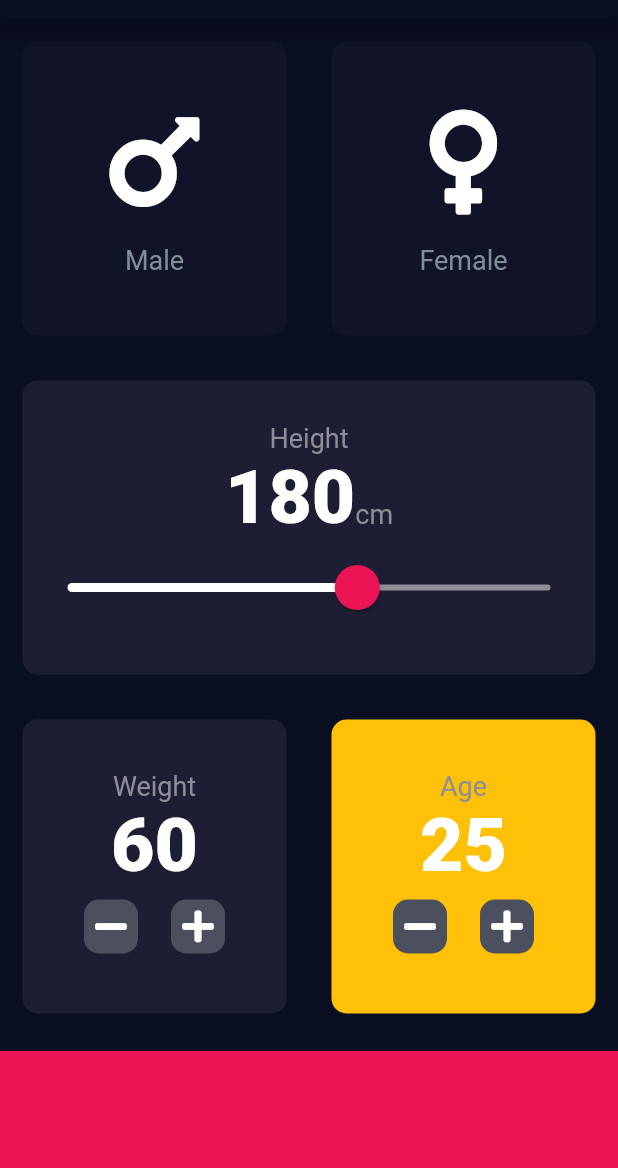
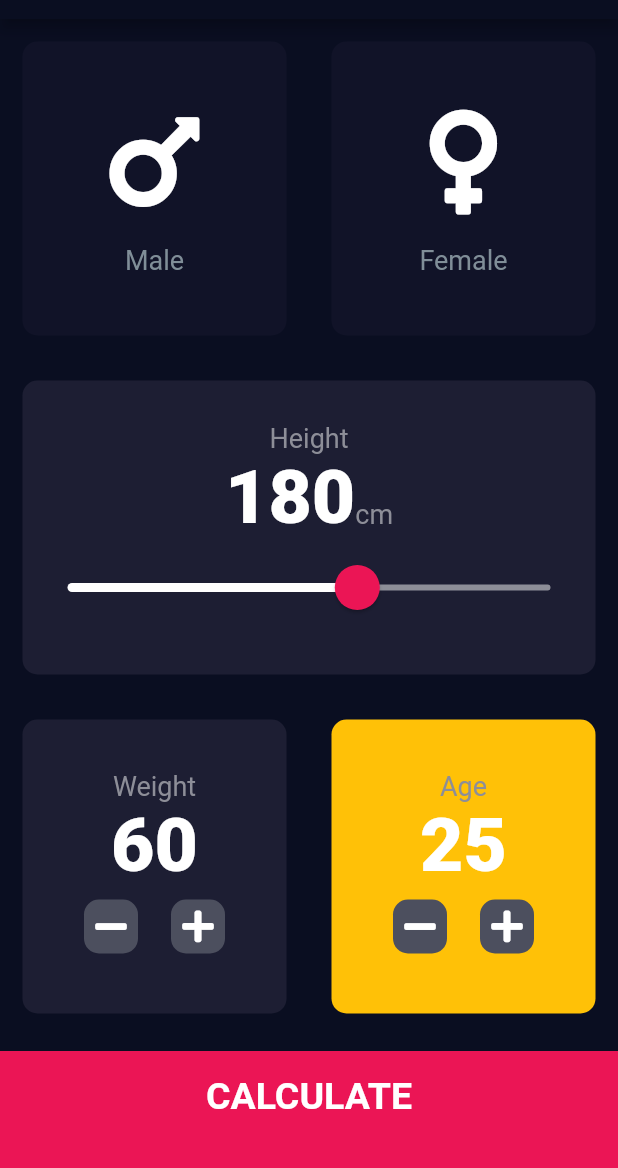
Before and after one commit to forhadulislam/bmi, a Flutter app: the screen it shows after launch, on a phone screen of 412 x 824 dp, the part 65-1233 px from its top. Run offline on Flutter 3.47's test engine with Material 2 defaults, Android fonts, the phone set to English and light mode, and no system bars; our stand-ins replace font_awesome_flutter.

Commit message:
updated interfaces and logics

```diff
--- /dev/null
+++ b/lib/components/bottom_button.dart
@@ -0,0 +1,29 @@
+import 'package:flutter/material.dart';
+import '../constants.dart';
+
+class BottomButton extends StatelessWidget {
+  BottomButton({@required this.onTap, @required this.buttonTitle});
+
+  final Function onTap;
+  final String buttonTitle;
+
+  @override
+  Widget build(BuildContext context) {
+    return GestureDetector(
+      onTap: onTap,
+      child: Container(
+        child: Center(
+          child: Text(
+            buttonTitle,
+            style: kLargeButtonTextStyle,
+          ),
+        ),
+        color: kBottomContainerColor,
+        margin: EdgeInsets.only(top: 10),
+        padding: EdgeInsets.only(bottom: 20),
+        width: double.infinity,
+        height: kContainerHeight,
+      ),
+    );
+  }
+}
--- /dev/null
+++ b/lib/components/round_button.dart
@@ -0,0 +1,23 @@
+import 'package:flutter/material.dart';
+
+class RoundIconButton extends StatelessWidget {
+  RoundIconButton({@required this.icon, @required this.onPressed});
+
+  final IconData icon;
+  final Function onPressed;
+
+  @override
+  Widget build(BuildContext context) {
+    return RawMaterialButton(
+      onPressed: onPressed,
+      child: Icon(icon),
+      elevation: 0,
+      constraints: BoxConstraints.tightFor(
+        width: 36,
+        height: 36,
+      ),
+      shape: RoundedRectangleBorder(borderRadius: BorderRadius.circular(10)),
+      fillColor: Color(0xFF4C4F5E),
+    );
+  }
+}
--- a/lib/main.dart
+++ b/lib/main.dart
@@ -1,5 +1,5 @@
 import 'package:flutter/material.dart';
-import 'input_page.dart';
+import 'screens/input_page.dart';
 
 void main() => runApp(BMICalculator());
 
--- a/lib/input_page.dart
+++ b/lib/screens/input_page.dart
@@ -1,10 +1,14 @@
+import 'package:bmicalculatorapp/calculator.dart';
 import 'package:flutter/cupertino.dart';
 import 'package:flutter/material.dart';
 import 'package:flutter/rendering.dart';
 import 'package:font_awesome_flutter/font_awesome_flutter.dart';
-import 'reusable_card.dart';
-import 'icon_content.dart';
-import 'constants.dart';
+import '../components/reusable_card.dart';
+import '../components/icon_content.dart';
+import '../constants.dart';
+import 'result_page.dart';
+import '../components/bottom_button.dart';
+import '../components/round_button.dart';
 
 enum Gender {
   male,
@@ -181,7 +185,7 @@ class _MyHomePageState extends State<MyHomePage> {
                         children: <Widget>[
                           RoundIconButton(
                               icon: FontAwesomeIcons.minus,
-                              onPressed: (){
+                              onPressed: () {
                                 setState(() {
                                   age--;
                                 });
@@ -190,12 +194,12 @@ class _MyHomePageState extends State<MyHomePage> {
                             width: 10,
                           ),
                           RoundIconButton(
-                              icon: FontAwesomeIcons.plus,
-                              onPressed: (){
-                                setState(() {
-                                  age++;
-                                });
-                              },
+                            icon: FontAwesomeIcons.plus,
+                            onPressed: () {
+                              setState(() {
+                                age++;
+                              });
+                            },
                           )
                         ],
                       )
@@ -205,36 +209,26 @@ class _MyHomePageState extends State<MyHomePage> {
               ),
             ],
           )),
-          Container(
-            color: kBottomContainerColor,
-            margin: EdgeInsets.only(top: 10),
-            width: double.infinity,
-            height: kContainerHeight,
+          BottomButton(
+            buttonTitle: "CALCULATE",
+            onTap: () {
+              Calculator calc = Calculator(
+                height: height,
+                weight: weight,
+              );
+              Navigator.push(
+                  context,
+                  MaterialPageRoute(
+                    builder: (context) => ResultsPage(
+                      bmiResult: calc.calculateBMI(),
+                      resultText: calc.getResult(),
+                      interpretation: calc.getInterpretation(),
+                    ),
+                  ));
+            },
           ),
         ],
       ),
     );
   }
 }
-
-class RoundIconButton extends StatelessWidget {
-  RoundIconButton({@required this.icon, @required this.onPressed});
-
-  final IconData icon;
-  final Function onPressed;
-
-  @override
-  Widget build(BuildContext context) {
-    return RawMaterialButton(
-      onPressed: onPressed,
-      child: Icon(icon),
-      elevation: 0,
-      constraints: BoxConstraints.tightFor(
-        width: 36,
-        height: 36,
-      ),
-      shape: RoundedRectangleBorder(borderRadius: BorderRadius.circular(10)),
-      fillColor: Color(0xFF4C4F5E),
-    );
-  }
-}
```
Also changed, not shown: lib/calculator.dart (added, +35 -0 lines), lib/constants.dart (+26 -1 lines), lib/screens/result_page.dart (added, +70 -0 lines), lib/components/icon_content.dart (renamed from lib/icon_content.dart), lib/components/reusable_card.dart (renamed from lib/reusable_card.dart).
